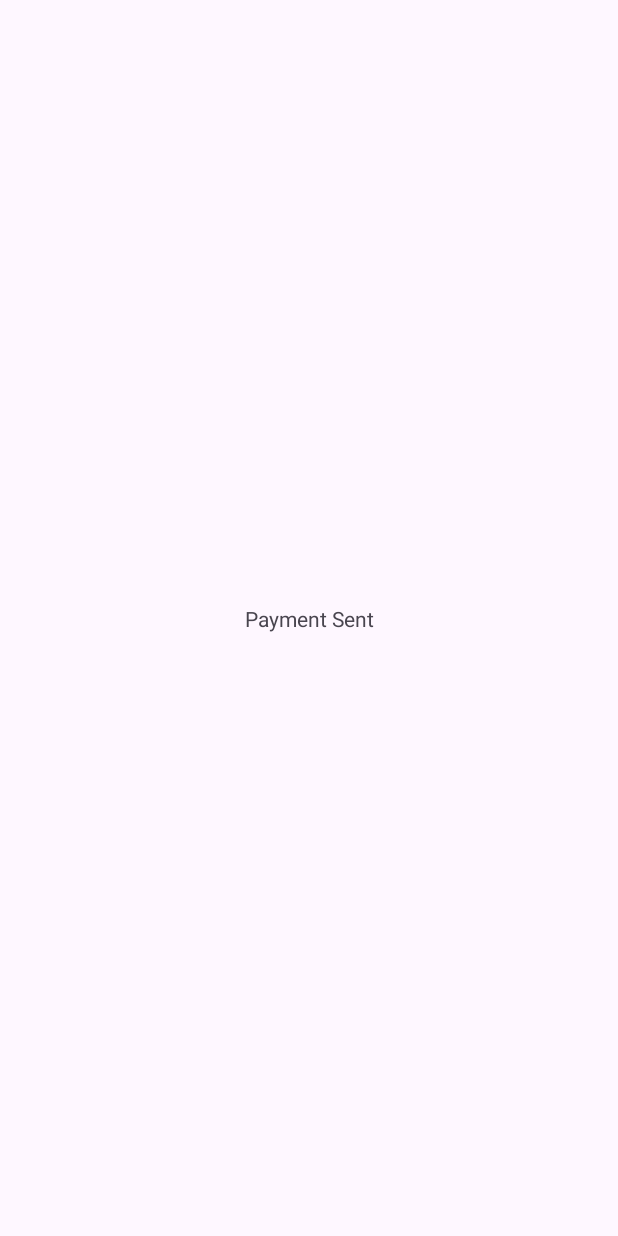
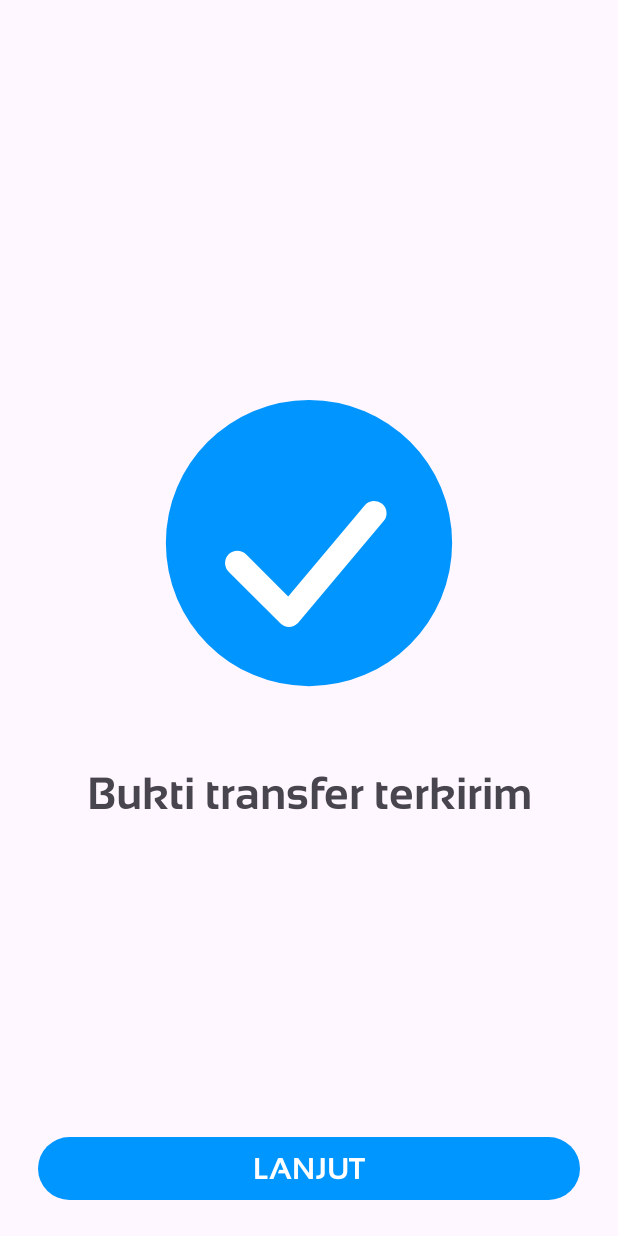
Before and after one commit to sakanusiw/Langit-Adventure, an Android app: the PaymentSentActivity screen opened directly, with no data from a screen before it, on a phone screen of 412 x 824 dp. Before the commit the screen is almost empty. Run offline under Robolectric (Android 15) with nearby library versions, the phone set to English and light mode, and no system bars.

Commit message:
Payment Activity and Payment Sent done

```diff
--- a/app/build.gradle.kts
+++ b/app/build.gradle.kts
@@ -37,6 +37,7 @@ android {
 
 dependencies {
 
+    implementation("com.airbnb.android:lottie:6.4.0")
     implementation(libs.androidx.core.ktx)
     implementation(libs.androidx.appcompat)
     implementation(libs.material)
--- a/app/src/main/AndroidManifest.xml
+++ b/app/src/main/AndroidManifest.xml
@@ -3,6 +3,7 @@
     xmlns:tools="http://schemas.android.com/tools">
 
     <uses-permission android:name="android.permission.READ_EXTERNAL_STORAGE" />
+    <uses-permission android:name="android.permission.INTERNET"/>
 
     <application
         android:allowBackup="true"
--- a/app/src/main/java/com/example/langitadventure/PaymentActivity.kt
+++ b/app/src/main/java/com/example/langitadventure/PaymentActivity.kt
@@ -45,7 +45,7 @@ class PaymentActivity : AppCompatActivity() {
             startActivity(intent)
         }
 
-        val buttonClick1 = findViewById<Button>(R.id.buttonKirim)
+        val buttonClick1 = findViewById<Button>(R.id.buttonPaymentKirim)
         buttonClick1.setOnClickListener {
             val intent = Intent(this, PaymentSentActivity::class.java)
             startActivity(intent)
--- a/app/src/main/res/layout/activity_payment.xml
+++ b/app/src/main/res/layout/activity_payment.xml
@@ -214,10 +214,11 @@
         android:text="File telah dipilih"/>
 
     <Button
-        android:id="@+id/buttonKirim"
+        android:id="@+id/buttonPaymentKirim"
         android:layout_width="match_parent"
-        android:layout_height="wrap_content"
+        android:layout_height="50dp"
         android:layout_marginHorizontal="25dp"
+        android:layout_marginBottom="20dp"
         app:layout_constraintBottom_toBottomOf="parent"
         app:layout_constraintStart_toStartOf="parent"
         app:layout_constraintEnd_toEndOf="parent"
--- a/app/src/main/res/layout/activity_payment_sent.xml
+++ b/app/src/main/res/layout/activity_payment_sent.xml
@@ -7,13 +7,41 @@
     android:layout_height="match_parent"
     tools:context=".PaymentSentActivity">
 
-    <TextView
-        android:layout_width="wrap_content"
-        android:layout_height="wrap_content"
-        android:text="Payment Sent"
+    <com.airbnb.lottie.LottieAnimationView
+        android:id="@+id/lottiePaymentSent"
+        android:layout_width="300dp"
+        android:layout_height="300dp"
+        android:layout_marginBottom="100dp"
         app:layout_constraintTop_toTopOf="parent"
         app:layout_constraintBottom_toBottomOf="parent"
         app:layout_constraintStart_toStartOf="parent"
-        app:layout_constraintEnd_toEndOf="parent"/>
+        app:layout_constraintEnd_toEndOf="parent"
+        app:lottie_rawRes="@raw/payment_sent"
+        app:lottie_autoPlay="true"
+        app:lottie_loop="true"/>
+
+    <TextView
+        android:id="@+id/textViewPaymentSent"
+        android:layout_width="wrap_content"
+        android:layout_height="wrap_content"
+        app:layout_constraintTop_toBottomOf="@+id/lottiePaymentSent"
+        app:layout_constraintStart_toStartOf="parent"
+        app:layout_constraintEnd_toEndOf="parent"
+        android:textSize="30sp"
+        android:fontFamily="@font/sansation_bold"
+        android:text="Bukti transfer terkirim"/>
+
+    <Button
+        android:id="@+id/buttonPaymentSentLanjut"
+        android:layout_width="match_parent"
+        android:layout_height="50dp"
+        android:layout_marginHorizontal="25dp"
+        android:layout_marginBottom="20dp"
+        app:layout_constraintBottom_toBottomOf="parent"
+        app:layout_constraintStart_toStartOf="parent"
+        app:layout_constraintEnd_toEndOf="parent"
+        android:textSize="20sp"
+        android:fontFamily="@font/sansation_bold"
+        android:text="LANJUT"/>
 
 </androidx.constraintlayout.widget.ConstraintLayout>
```
Also changed, not shown: app/src/main/res/raw/payment_sent.json (added, +1 -0 lines).
